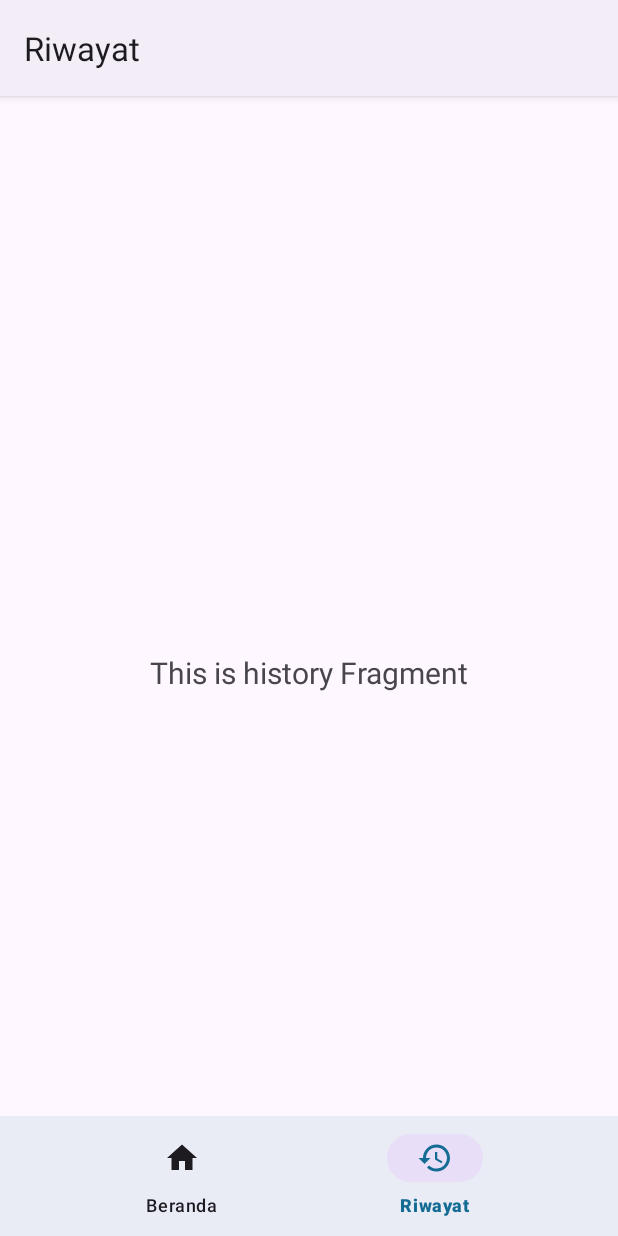
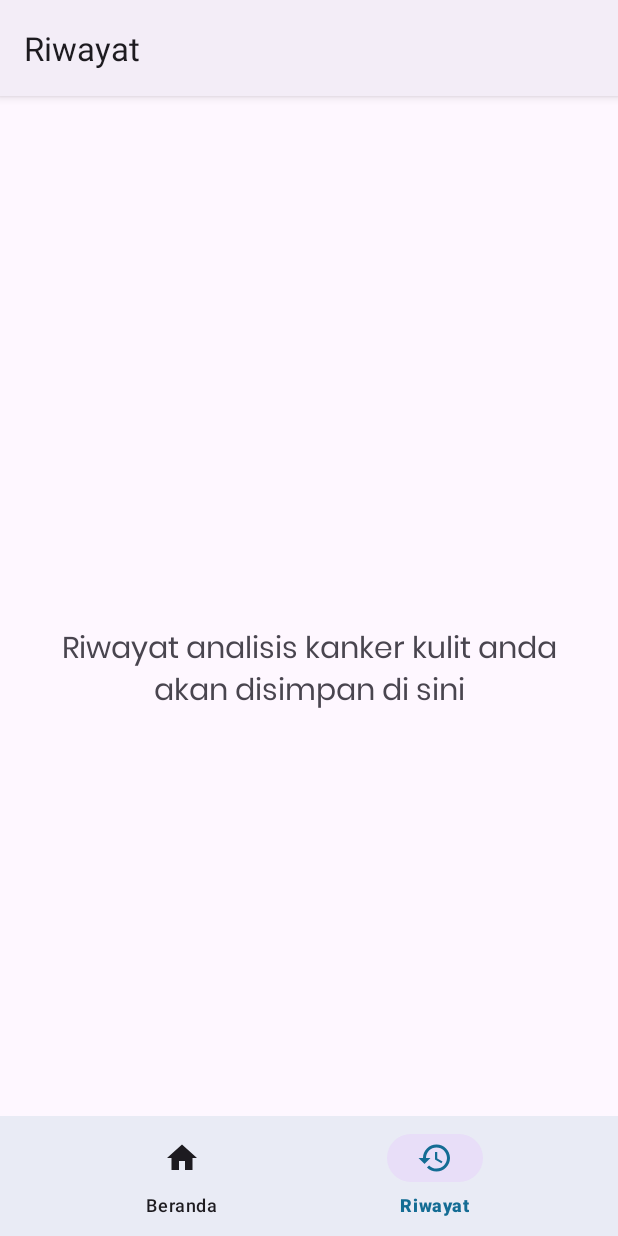
Before and after one commit to eeryyy282/cancer-detection-android, an Android app: the HistoryFragment screen opened through its navigation route, on a phone screen of 412 x 824 dp. Run offline under Robolectric (Android 15) with nearby library versions, the phone set to English and light mode, and no system bars; our stand-ins replace navigation-ui; pictures from the network do not load; 1 statement that could not run was skipped.

Commit message:
add DateFormatter.kt for date format articles, adjust History fragment and viewmodels

```diff
--- a/app/src/main/java/com/dicoding/asclepius/view/ui/history/HistoryFragment.kt
+++ b/app/src/main/java/com/dicoding/asclepius/view/ui/history/HistoryFragment.kt
@@ -22,16 +22,9 @@ class HistoryFragment : Fragment() {
         container: ViewGroup?,
         savedInstanceState: Bundle?
     ): View {
-        val historyViewModel =
-            ViewModelProvider(this).get(HistoryViewModel::class.java)
-
         _binding = FragmentHistoryBinding.inflate(inflater, container, false)
         val root: View = binding.root
 
-        val textView: TextView = binding.textDashboard
-        historyViewModel.text.observe(viewLifecycleOwner) {
-            textView.text = it
-        }
         return root
     }
 
--- a/app/src/main/java/com/dicoding/asclepius/view/ui/history/HistoryViewModel.kt
+++ b/app/src/main/java/com/dicoding/asclepius/view/ui/history/HistoryViewModel.kt
@@ -6,8 +6,4 @@ import androidx.lifecycle.ViewModel
 
 class HistoryViewModel : ViewModel() {
 
-    private val _text = MutableLiveData<String>().apply {
-        value = "This is history Fragment"
-    }
-    val text: LiveData<String> = _text
 }
--- a/app/src/main/res/layout/fragment_history.xml
+++ b/app/src/main/res/layout/fragment_history.xml
@@ -7,12 +7,14 @@
     tools:context=".view.ui.history.HistoryFragment">
 
     <TextView
-        android:id="@+id/text_dashboard"
+        android:id="@+id/title_history"
         android:layout_width="match_parent"
         android:layout_height="wrap_content"
-        android:layout_marginStart="8dp"
+        android:layout_marginStart="16dp"
         android:layout_marginTop="8dp"
-        android:layout_marginEnd="8dp"
+        android:layout_marginEnd="16dp"
+        android:fontFamily="@font/poppins"
+        android:text="@string/tv_title_history"
         android:textAlignment="center"
         android:textSize="20sp"
         app:layout_constraintBottom_toBottomOf="parent"
--- a/app/src/main/res/values/strings.xml
+++ b/app/src/main/res/values/strings.xml
@@ -25,4 +25,5 @@
     <string name="judul_artikel">Judul Artikel</string>
     <string name="tanggal_publikasi">Tanggal Publikasi</string>
     <string name="author">Author</string>
+    <string name="tv_title_history">Riwayat analisis kanker kulit anda akan disimpan di sini</string>
 </resources>
```
Also changed, not shown: app/src/main/java/com/dicoding/asclepius/utils/DateFormatter.kt (added, +28 -0 lines), app/src/main/java/com/dicoding/asclepius/view/ui/adapter/ArticleAdapter.kt (+10 -1 lines).
